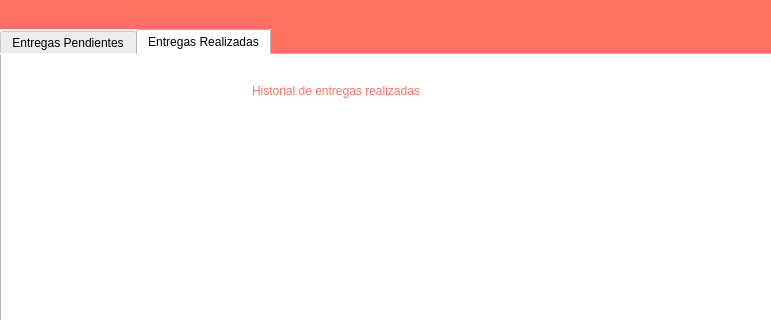
Above: pantalla_transportista.ui from barreto-exe/Delivender before the change; both pictures show x 0 to 771 and y 0 to 320 of the 900 by 680 pixel window. Below: the same form after it.
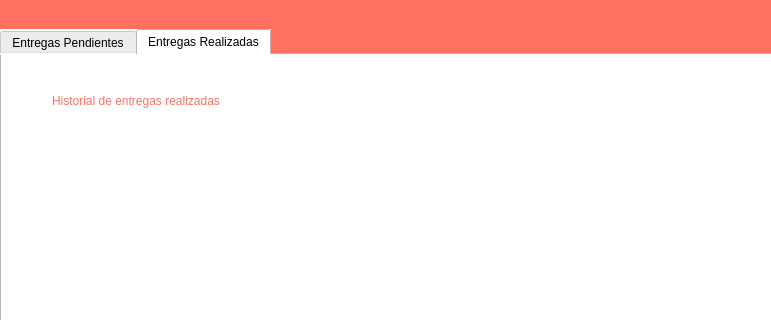
That is the form after the change. The open tabs and pages were chosen to show the change. Icons and pictures are not drawn.

Commit message: Fondo pantalla transportistas

Diff of the .ui file:
```diff
--- a/pantalla_transportista.ui
+++ b/pantalla_transportista.ui
@@ -68,9 +68,9 @@
     <widget class="QWidget" name="verticalLayoutWidget_2">
      <property name="geometry">
       <rect>
-       <x>120</x>
+       <x>50</x>
        <y>80</y>
-       <width>661</width>
+       <width>401</width>
        <height>521</height>
       </rect>
      </property>
@@ -79,9 +79,9 @@
     <widget class="QLabel" name="label_2">
      <property name="geometry">
       <rect>
-       <x>250</x>
-       <y>20</y>
-       <width>411</width>
+       <x>50</x>
+       <y>30</y>
+       <width>481</width>
        <height>31</height>
       </rect>
      </property>
```
Left out of the diff: 55 changed lines with no effect on the pictures. The commit also changes 1 other file.
